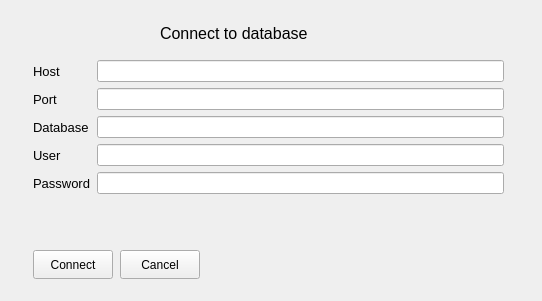
First picture: the form in connectwindow.ui, repository Abdurakhman20/cw-sport-db, before the edit.
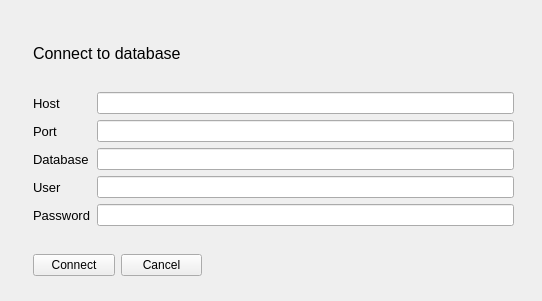
Second picture: the form after the edit.

```diff
--- a/connectwindow.ui
+++ b/connectwindow.ui
@@ -13,15 +13,18 @@
   <property name="windowTitle">
    <string>Form</string>
   </property>
-  <widget class="QLabel" name="label_5">
+  <widget class="QWidget" name="">
    <property name="geometry">
     <rect>
-     <x>160</x>
+     <x>33</x>
      <y>20</y>
-     <width>180</width>
-     <height>27</height>
+     <width>481</width>
+     <height>206</height>
     </rect>
    </property>
+   <layout class="QVBoxLayout" name="verticalLayout">
+    <item>
+     <widget class="QLabel" name="label_5">
    <property name="font">
     <font>
      <pointsize>12</pointsize>
@@ -31,41 +34,8 @@
     <string>Connect to database</string>
    </property>
   </widget>
-  <widget class="QPushButton" name="connectPushButton">
-   <property name="geometry">
-    <rect>
-     <x>33</x>
-     <y>250</y>
-     <width>80</width>
-     <height>29</height>
-    </rect>
-   </property>
-   <property name="text">
-    <string>Connect</string>
-   </property>
-  </widget>
-  <widget class="QPushButton" name="cancelPushButton">
-   <property name="geometry">
-    <rect>
-     <x>120</x>
-     <y>250</y>
-     <width>80</width>
-     <height>29</height>
-    </rect>
-   </property>
-   <property name="text">
-    <string>Cancel</string>
-   </property>
-  </widget>
-  <widget class="QWidget" name="">
-   <property name="geometry">
-    <rect>
-     <x>33</x>
-     <y>60</y>
-     <width>471</width>
-     <height>170</height>
-    </rect>
-   </property>
+    </item>
+    <item>
    <layout class="QFormLayout" name="formLayout">
     <item row="0" column="0">
      <widget class="QLabel" name="label">
@@ -143,6 +113,34 @@
      <widget class="QLineEdit" name="passwordLineEdit">
       <property name="echoMode">
        <enum>QLineEdit::Password</enum>
+        </property>
+       </widget>
+      </item>
+     </layout>
+    </item>
+   </layout>
+  </widget>
+  <widget class="QWidget" name="">
+   <property name="geometry">
+    <rect>
+     <x>33</x>
+     <y>250</y>
+     <width>169</width>
+     <height>31</height>
+    </rect>
+   </property>
+   <layout class="QGridLayout" name="gridLayout">
+    <item row="0" column="0">
+     <widget class="QPushButton" name="connectPushButton">
+      <property name="text">
+       <string>Connect</string>
+      </property>
+     </widget>
+    </item>
+    <item row="0" column="1">
+     <widget class="QPushButton" name="cancelPushButton">
+      <property name="text">
+       <string>Cancel</string>
       </property>
      </widget>
     </item>
```
Lines whose indentation alone changed are shown as unchanged.
